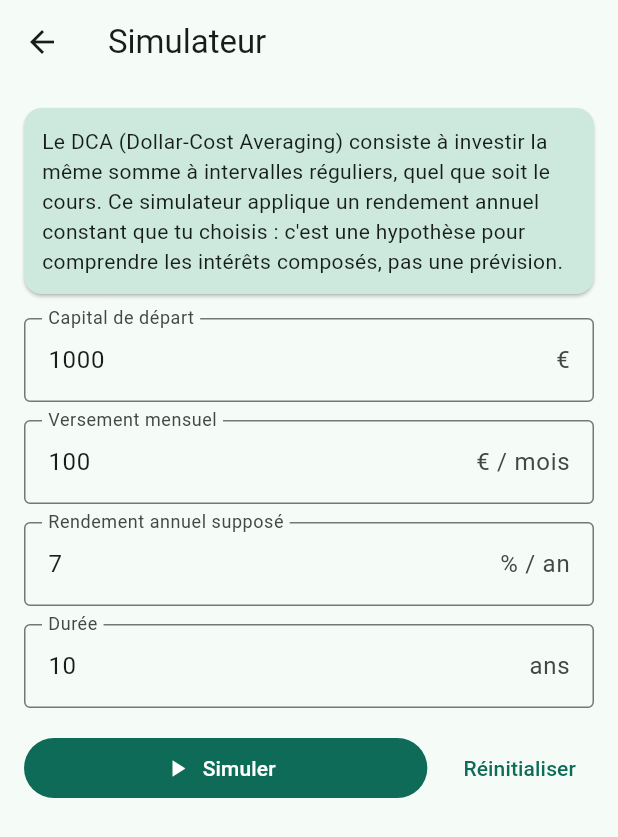
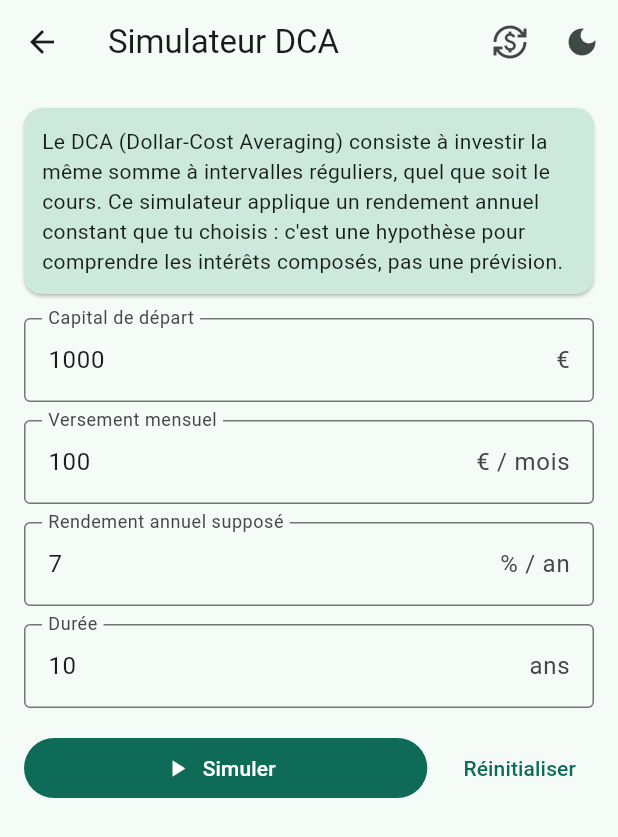
Before and after one commit to Delage-Luc/projet_investissement_flutter, a Flutter app: the _SimulatorView screen opened directly, on a phone screen of 412 x 824 dp. Shown: the top 837 px of the screen. Run offline on Flutter 3.47's test engine with Material 3 defaults, Android fonts, the phone set to English and light mode, and no system bars; our stand-ins replace fl_chart, go_router, shared_preferences, sqflite; accounts and stored records are empty; network calls fail.

Commit message:
fix appbar

```diff
--- a/lib/ui/favorites/pages/favorites_page.dart
+++ b/lib/ui/favorites/pages/favorites_page.dart
@@ -5,6 +5,7 @@ import 'package:projet_investissement_flutter/routing/routes.dart';
 import 'package:projet_investissement_flutter/ui/favorites/view_models/favorites_view_model.dart';
 import 'package:projet_investissement_flutter/ui/market/view_models/market_view_model.dart';
 import 'package:projet_investissement_flutter/ui/market/widgets/asset_tile.dart';
+import 'package:projet_investissement_flutter/ui/shared/widgets/custom_app_bar.dart';
 import 'package:provider/provider.dart';
 
 /// Liste des actifs favoris.
@@ -23,7 +24,7 @@ class FavoritesPage extends StatelessWidget {
         .toList();
 
     return Scaffold(
-      appBar: AppBar(title: const Text('Favoris')),
+      appBar: CustomAppBar(title: 'Favoris'),
       body: favorites.isEmpty
           ? _EmptyFavorites(onExplore: () => context.go(Routes.market))
           : assets.isEmpty
--- /dev/null
+++ b/lib/ui/shared/widgets/custom_app_bar.dart
@@ -0,0 +1,45 @@
+import 'package:flutter/material.dart';
+import 'package:projet_investissement_flutter/config/app_config.dart';
+import 'package:projet_investissement_flutter/ui/market/view_models/market_view_model.dart';
+import 'package:projet_investissement_flutter/ui/settings/view_models/settings_view_model.dart';
+import 'package:provider/provider.dart';
+
+class CustomAppBar extends StatelessWidget implements PreferredSizeWidget {
+  const CustomAppBar({super.key, required this.title});
+
+  final String title;
+
+  @override
+  Size get preferredSize => const Size.fromHeight(kToolbarHeight);
+  Widget build(BuildContext context) {
+    final market = context.watch<MarketViewModel>();
+
+    return AppBar(
+      title: Text(title),
+      actions: [
+        PopupMenuButton<String>(
+          tooltip: 'Devise',
+          icon: const Icon(Icons.currency_exchange),
+          initialValue: market.vsCurrency,
+          onSelected: market.changeCurrency,
+          itemBuilder: (context) => [
+            for (final c in AppConfig.supportedCurrencies)
+              PopupMenuItem(value: c, child: Text(c.toUpperCase())),
+          ],
+        ),
+        IconButton(
+          tooltip: 'Changer de thème',
+          icon: Icon(Theme.of(context).brightness == Brightness.dark
+              ? Icons.light_mode
+              : Icons.dark_mode),
+          onPressed: () {
+            final isDark = Theme.of(context).brightness == Brightness.dark;
+            context
+                .read<SettingsViewModel>()
+                .setThemeMode(isDark ? ThemeMode.light : ThemeMode.dark);
+          },
+        ),
+      ],
+    );
+  }
+}
--- a/lib/ui/simulator/pages/simulator_page.dart
+++ b/lib/ui/simulator/pages/simulator_page.dart
@@ -1,6 +1,7 @@
 import 'package:flutter/material.dart';
 import 'package:projet_investissement_flutter/domain/models/projection.dart';
 import 'package:projet_investissement_flutter/ui/settings/view_models/settings_view_model.dart';
+import 'package:projet_investissement_flutter/ui/shared/widgets/custom_app_bar.dart';
 import 'package:projet_investissement_flutter/ui/simulator/view_models/simulator_view_model.dart';
 import 'package:projet_investissement_flutter/ui/simulator/widgets/projection_chart.dart';
 import 'package:projet_investissement_flutter/ui/simulator/widgets/result_summary.dart';
@@ -32,7 +33,7 @@ class _SimulatorView extends StatelessWidget {
     final vs = context.watch<SettingsViewModel>().vsCurrency;
 
     return Scaffold(
-      appBar: AppBar(title: const Text('Simulateur')),
+      appBar: CustomAppBar(title: 'Simulateur DCA'),
       body: ListView(
         padding: const EdgeInsets.all(16),
         children: [
```
Also changed, not shown: lib/ui/market/pages/market_page.dart (+2 -29 lines).
